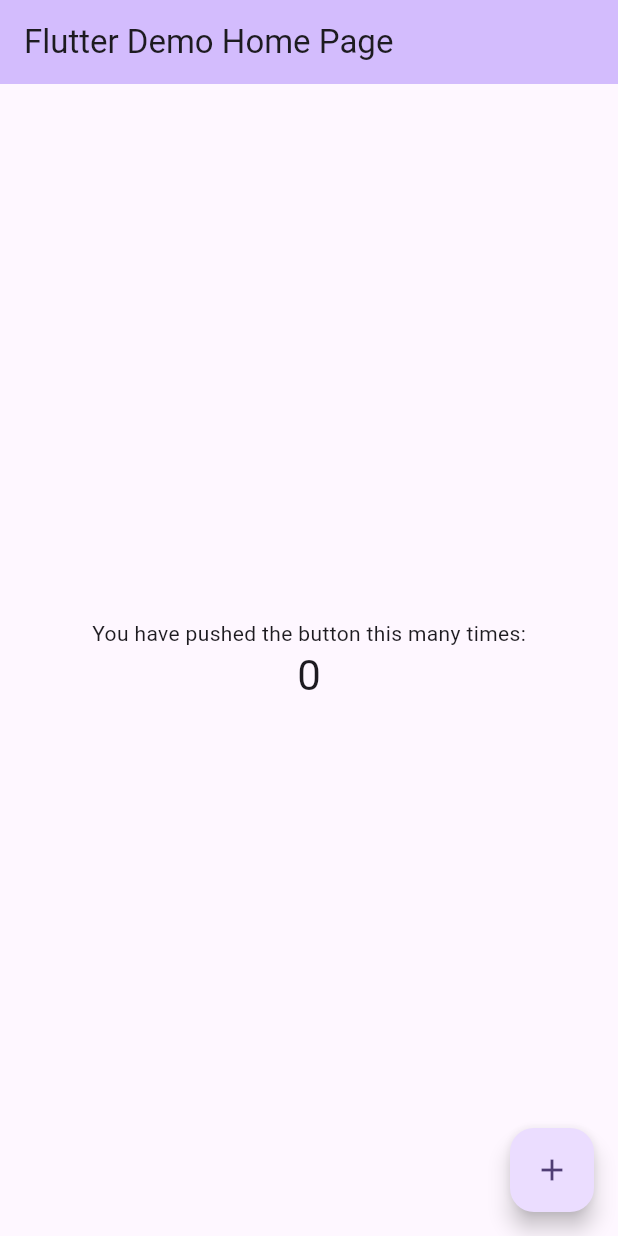
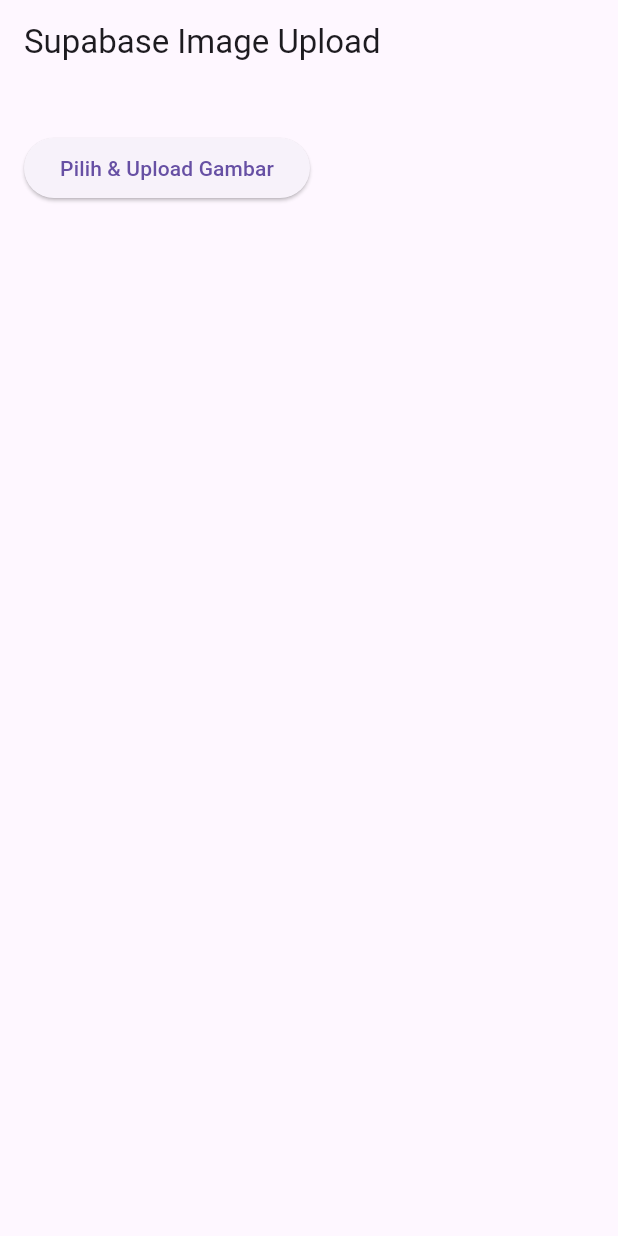
Before and after one commit to Julianarwansah/Upload-Image-Supabase, a Flutter app: the screen it shows after launch, on a phone screen of 412 x 824 dp. Run offline on Flutter 3.47's test engine with Material 3 defaults, Android fonts, the phone set to English and light mode, and no system bars; our stand-ins replace image_picker, supabase_flutter; accounts and stored records are empty.

Commit message:
menambahkan file home page dan memperbarui main

```diff
--- /dev/null
+++ b/lib/home_page.dart
@@ -0,0 +1,131 @@
+import 'dart:io';
+
+import 'package:flutter/foundation.dart';
+import 'package:flutter/material.dart';
+import 'package:image_picker/image_picker.dart';
+import 'package:supabase_flutter/supabase_flutter.dart';
+
+class MyHomePage extends StatefulWidget {
+  const MyHomePage({super.key});
+
+  @override
+  State<MyHomePage> createState() => _MyHomePageState();
+}
+
+class _MyHomePageState extends State<MyHomePage> {
+  String? _publicImageUrl; // Untuk menyimpan URL gambar yang diupload
+  bool _isUploading = false; // Status loading saat upload
+
+  // Instance Supabase client
+  final SupabaseClient supabase = Supabase.instance.client;
+
+  Future<void> _pickAndUploadToPublicBucket() async {
+    final picker = ImagePicker();
+    // Membuka galeri untuk memilih gambar
+    final picked = await picker.pickImage(source: ImageSource.gallery);
+
+    // Jika user batal memilih, return
+    if (picked == null) return;
+
+    // Set status uploading menjadi true untuk menampilkan loading
+    setState(() => _isUploading = true);
+
+    try {
+      // Membuat nama file unik menggunakan timestamp
+      final fileName =
+          '${DateTime.now().millisecondsSinceEpoch}_${picked.name}';
+      final filePath = 'uploads/$fileName';
+
+      // Cek apakah aplikasi berjalan di web atau mobile
+      if (kIsWeb) {
+        // Khusus untuk di web, kita perlu membaca sebagai bytes
+        final bytes = await picked.readAsBytes();
+        await supabase.storage
+            .from('bucket_images')
+            .uploadBinary(
+              filePath,
+              bytes,
+              fileOptions: const FileOptions(
+                contentType: 'image/jpeg', // Sesuaikan tipe konten jika perlu
+              ),
+            );
+      } else {
+        // Untuk mobile (Android/iOS), gunakan File dari path
+        final file = File(picked.path);
+        await supabase.storage.from('bucket_images').upload(filePath, file);
+      }
+
+      // Ambil public URL dari file yang baru diupload
+      final publicUrl = supabase.storage
+          .from('bucket_images')
+          .getPublicUrl(filePath);
+
+      // Update state untuk menampilkan gambar
+      if (mounted) {
+        setState(() {
+          _publicImageUrl = publicUrl;
+        });
+      }
+    } catch (e) {
+      debugPrint('Error upload: $e');
+      if (mounted) {
+        ScaffoldMessenger.of(
+          context,
+        ).showSnackBar(SnackBar(content: Text('Gagal upload: $e')));
+      }
+    } finally {
+      // Reset status uploading
+      if (mounted) {
+        setState(() => _isUploading = false);
+      }
+    }
+  }
+
+  @override
+  Widget build(BuildContext context) {
+    return Scaffold(
+      appBar: AppBar(title: const Text('Supabase Image Upload')),
+      body: Padding(
+        padding: const EdgeInsets.all(16.0),
+        child: Column(
+          children: [
+            // Menampilkan loading bar jika sedang upload
+            if (_isUploading) const LinearProgressIndicator(),
+            const SizedBox(height: 16),
+
+            // Tombol untuk memilih dan upload gambar
+            ElevatedButton(
+              onPressed: _isUploading ? null : _pickAndUploadToPublicBucket,
+              child: const Text('Pilih & Upload Gambar'),
+            ),
+
+            const SizedBox(height: 24),
+
+            // Menampilkan gambar yang berhasil diupload
+            if (_publicImageUrl != null) ...[
+              const Text('Gambar dari Public URL:'),
+              const SizedBox(height: 8),
+              Expanded(
+                child: Image.network(
+                  _publicImageUrl!,
+                  loadingBuilder: (context, child, loadingProgress) {
+                    if (loadingProgress == null) return child;
+                    return const Center(child: CircularProgressIndicator());
+                  },
+                  errorBuilder: (context, error, stackTrace) =>
+                      const Text('Gagal memuat gambar'),
+                ),
+              ),
+              const SizedBox(height: 8),
+              SelectableText(
+                _publicImageUrl!,
+                style: const TextStyle(fontSize: 12, color: Colors.grey),
+                textAlign: TextAlign.center,
+              ),
+            ],
+          ],
+        ),
+      ),
+    );
+  }
+}
--- a/lib/main.dart
+++ b/lib/main.dart
@@ -1,122 +1,21 @@
 import 'package:flutter/material.dart';
+import 'package:supabase_flutter/supabase_flutter.dart';
+import 'home_page.dart';
 
-void main() {
-  runApp(const MyApp());
+const supabaseUrl = 'https://vcyqsylxyzturvjfnlau.supabase.co';
+const supabaseKey =
+    'eyJhbGciOiJIUzI1NiIsInR5cCI6IkpXVCJ9.eyJpc3MiOiJzdXBhYmFzZSIsInJlZiI6InZjeXFzeWx4eXp0dXJ2amZubGF1Iiwicm9sZSI6ImFub24iLCJpYXQiOjE3NjU1NDc1NDksImV4cCI6MjA4MTEyMzU0OX0.H0Q8CiSp1_doIhFr8IZj6Wd7I2sfSQF71XrZqPOK9eE';
+
+Future<void> main() async {
+  WidgetsFlutterBinding.ensureInitialized();
+  await Supabase.initialize(url: supabaseUrl, anonKey: supabaseKey);
+  runApp(MyApp());
 }
 
 class MyApp extends StatelessWidget {
   const MyApp({super.key});
-
-  // This widget is the root of your application.
   @override
   Widget build(BuildContext context) {
-    return MaterialApp(
-      title: 'Flutter Demo',
-      theme: ThemeData(
-        // This is the theme of your application.
-        //
-        // TRY THIS: Try running your application with "flutter run". You'll see
-        // the application has a purple toolbar. Then, without quitting the app,
-        // try changing the seedColor in the colorScheme below to Colors.green
-        // and then invoke "hot reload" (save your changes or press the "hot
-        // reload" button in a Flutter-supported IDE, or press "r" if you used
-        // the command line to start the app).
-        //
-        // Notice that the counter didn't reset back to zero; the application
-        // state is not lost during the reload. To reset the state, use hot
-        // restart instead.
-        //
-        // This works for code too, not just values: Most code changes can be
-        // tested with just a hot reload.
-        colorScheme: ColorScheme.fromSeed(seedColor: Colors.deepPurple),
-      ),
-      home: const MyHomePage(title: 'Flutter Demo Home Page'),
-    );
+    return MaterialApp(title: 'supabase foto', home: MyHomePage());
   }
 }
-
-class MyHomePage extends StatefulWidget {
-  const MyHomePage({super.key, required this.title});
-
-  // This widget is the home page of your application. It is stateful, meaning
-  // that it has a State object (defined below) that contains fields that affect
-  // how it looks.
-
-  // This class is the configuration for the state. It holds the values (in this
-  // case the title) provided by the parent (in this case the App widget) and
-  // used by the build method of the State. Fields in a Widget subclass are
-  // always marked "final".
-
-  final String title;
-
-  @override
-  State<MyHomePage> createState() => _MyHomePageState();
-}
-
-class _MyHomePageState extends State<MyHomePage> {
-  int _counter = 0;
-
-  void _incrementCounter() {
-    setState(() {
-      // This call to setState tells the Flutter framework that something has
-      // changed in this State, which causes it to rerun the build method below
-      // so that the display can reflect the updated values. If we changed
-      // _counter without calling setState(), then the build method would not be
-      // called again, and so nothing would appear to happen.
-      _counter++;
-    });
-  }
-
-  @override
-  Widget build(BuildContext context) {
-    // This method is rerun every time setState is called, for instance as done
-    // by the _incrementCounter method above.
-    //
-    // The Flutter framework has been optimized to make rerunning build methods
-    // fast, so that you can just rebuild anything that needs updating rather
-    // than having to individually change instances of widgets.
-    return Scaffold(
-      appBar: AppBar(
-        // TRY THIS: Try changing the color here to a specific color (to
-        // Colors.amber, perhaps?) and trigger a hot reload to see the AppBar
-        // change color while the other colors stay the same.
-        backgroundColor: Theme.of(context).colorScheme.inversePrimary,
-        // Here we take the value from the MyHomePage object that was created by
-        // the App.build method, and use it to set our appbar title.
-        title: Text(widget.title),
-      ),
-      body: Center(
-        // Center is a layout widget. It takes a single child and positions it
-        // in the middle of the parent.
-        child: Column(
-          // Column is also a layout widget. It takes a list of children and
-          // arranges them vertically. By default, it sizes itself to fit its
-          // children horizontally, and tries to be as tall as its parent.
-          //
-          // Column has various properties to control how it sizes itself and
-          // how it positions its children. Here we use mainAxisAlignment to
-          // center the children vertically; the main axis here is the vertical
-          // axis because Columns are vertical (the cross axis would be
-          // horizontal).
-          //
-          // TRY THIS: Invoke "debug painting" (choose the "Toggle Debug Paint"
-          // action in the IDE, or press "p" in the console), to see the
-          // wireframe for each widget.
-          mainAxisAlignment: MainAxisAlignment.center,
-          children: <Widget>[
-            const Text('You have pushed the button this many times:'),
-            Text(
-              '$_counter',
-              style: Theme.of(context).textTheme.headlineMedium,
-            ),
-          ],
-        ),
-      ),
-      floatingActionButton: FloatingActionButton(
-        onPressed: _incrementCounter,
-        tooltip: 'Increment',
-        child: const Icon(Icons.add),
-      ), // This trailing comma makes auto-formatting nicer for build methods.
-    );
-  }
-}
```
Also changed, not shown: 2 other files.
